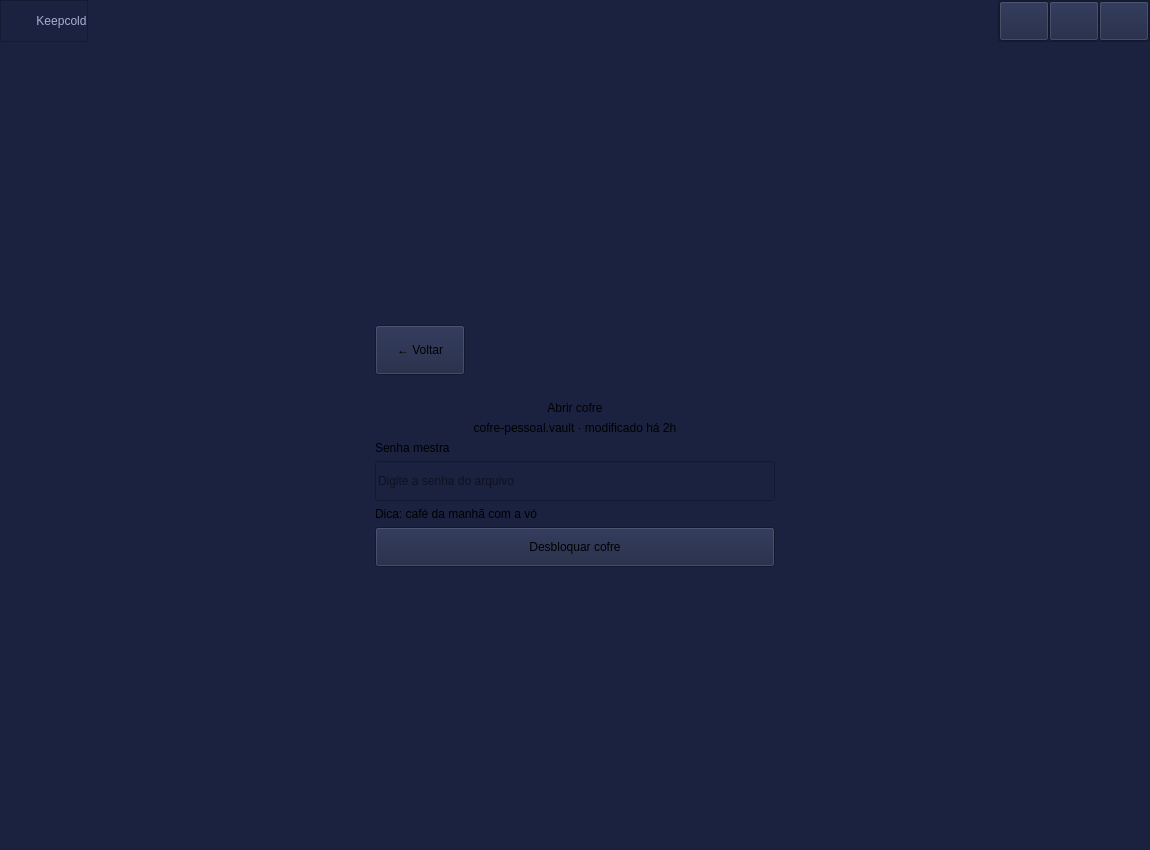
Above: src/app/keepcold/mainwindow/mainwindow.ui from Kotz-dev/keepcold before the change. Below: the same form after it.
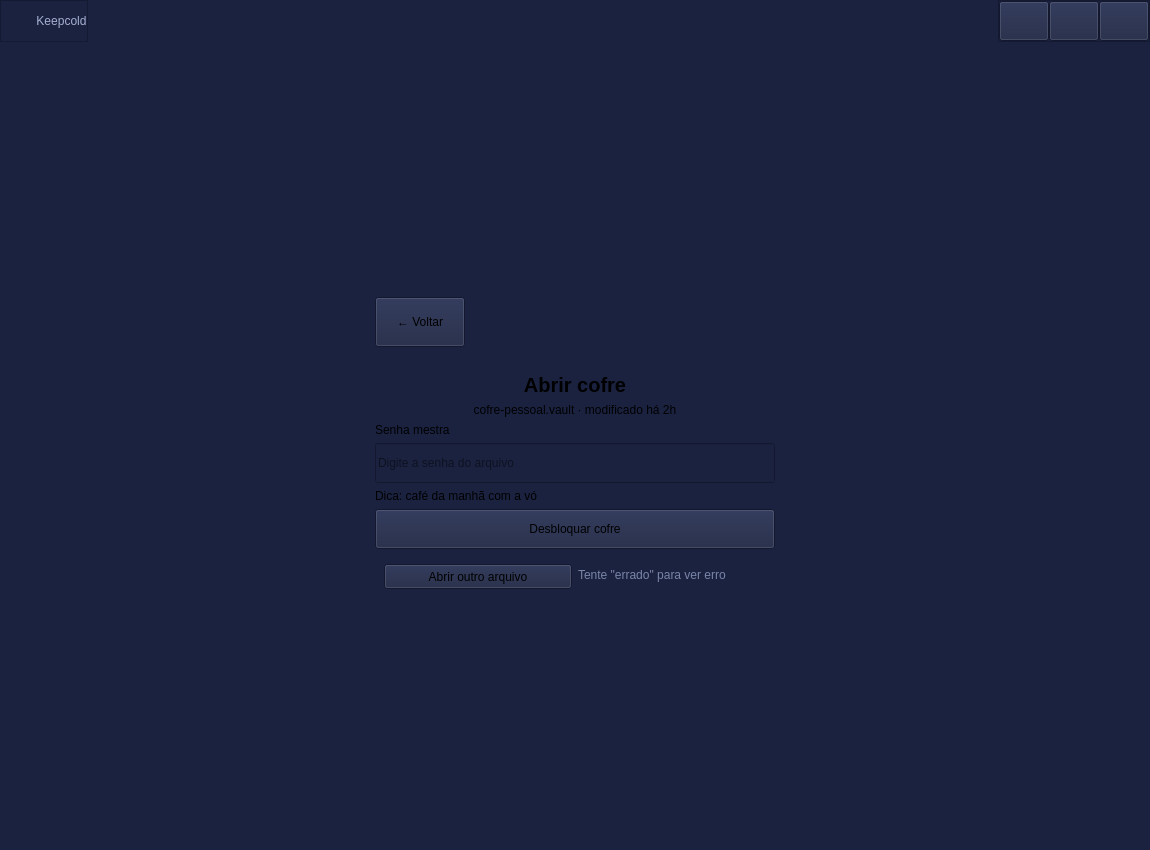
That is the form after the change. The open tabs and pages were chosen to show the change. Icons and pictures are not drawn.

```diff
--- a/src/app/keepcold/mainwindow/mainwindow.ui
+++ b/src/app/keepcold/mainwindow/mainwindow.ui
@@ -354,7 +354,13 @@
                </widget>
               </item>
               <item>
-               <widget class="QLabel" name="label_13">
+               <widget class="QLabel" name="OpenVault_label_titulo">
+                <property name="font">
+                 <font>
+                  <pointsize>15</pointsize>
+                  <bold>true</bold>
+                 </font>
+                </property>
                 <property name="text">
                  <string>Abrir cofre</string>
                 </property>
@@ -422,6 +428,59 @@
                 </property>
                </widget>
               </item>
+              <item>
+               <widget class="QFrame" name="OpenVault_frame_rodape">
+                <property name="minimumSize">
+                 <size>
+                  <width>0</width>
+                  <height>40</height>
+                 </size>
+                </property>
+                <property name="maximumSize">
+                 <size>
+                  <width>16777215</width>
+                  <height>40</height>
+                 </size>
+                </property>
+                <property name="frameShape">
+                 <enum>QFrame::Shape::NoFrame</enum>
+                </property>
+                <property name="frameShadow">
+                 <enum>QFrame::Shadow::Raised</enum>
+                </property>
+                <layout class="QHBoxLayout" name="horizontalLayout_49">
+                 <item>
+                  <widget class="QPushButton" name="OpenVault_btn_trocar_arquivo">
+                   <property name="minimumSize">
+                    <size>
+                     <width>0</width>
+                     <height>25</height>
+                    </size>
+                   </property>
+                   <property name="maximumSize">
+                    <size>
+                     <width>16777215</width>
+                     <height>25</height>
+                    </size>
+                   </property>
+                   <property name="text">
+                    <string>Abrir outro arquivo</string>
+                   </property>
+                  </widget>
+                 </item>
+                 <item>
+                  <widget class="QLabel" name="OpenVault_label_dica_erro">
+                   <property name="styleSheet">
+                    <string notr="true">color: #7A85A8;</string>
+                   </property>
+                   <property name="text">
+                    <string>Tente &quot;errado&quot; para ver erro</string>
+                   </property>
+                  </widget>
+                 </item>
+                </layout>
+               </widget>
+              </item>
              </layout>
             </widget>
            </item>
```
Left out of the diff: 376 changed lines with no effect on the pictures.
